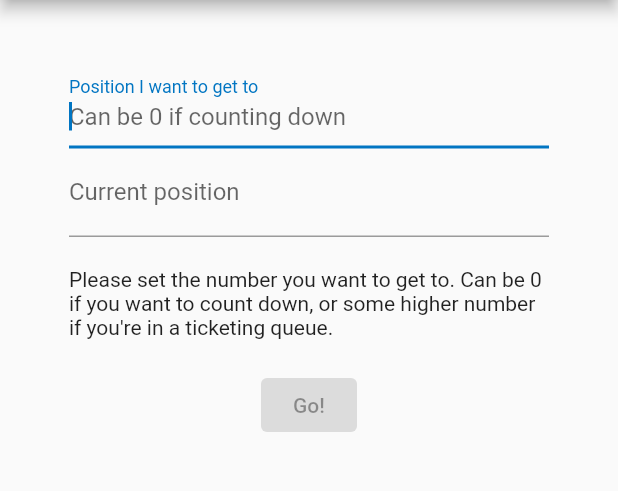
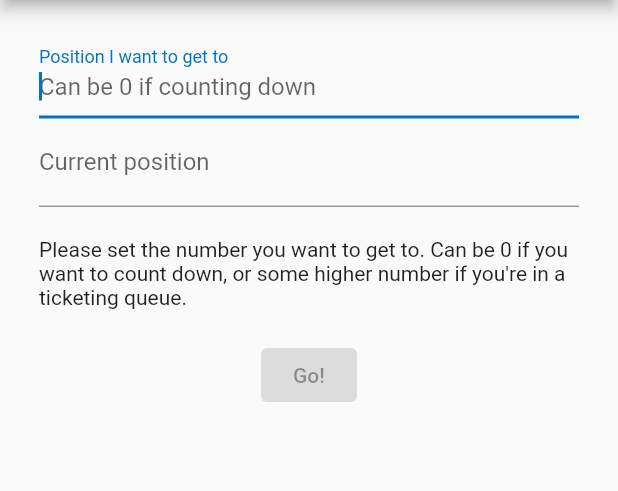
Before and after one commit to walles/waitinator, a Flutter app: the screen it shows after launch, on a phone screen of 412 x 824 dp, the part 84-575 px from its top. Run offline on Flutter 3.47's test engine with Material 2 defaults, Android fonts, the light colour scheme and no system bars; our stand-ins replace flutter_layout_grid.

Commit message:
Try improving mobile browser experience
Smaller margins could make room enough for the example when entering
new numbers.

```diff
--- a/lib/screen_wrapper.dart
+++ b/lib/screen_wrapper.dart
@@ -35,7 +35,7 @@ class ScreenWrapper extends StatelessWidget {
       body: Container(
         alignment: Alignment.center,
         child: Container(
-            padding: const EdgeInsets.all(40.0),
+            padding: const EdgeInsets.all(20.0),
             constraints: const BoxConstraints(
                 maxWidth:
                     400 // FIXME: What is the unit here? How will this look on different devices?
```
